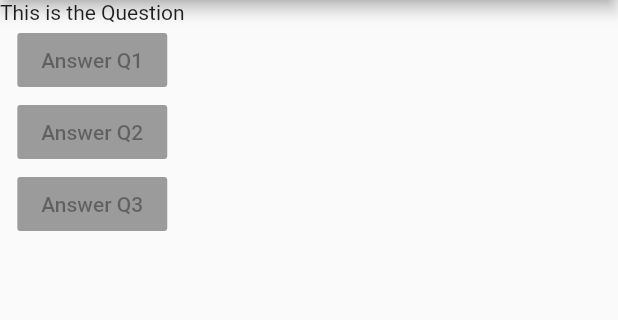
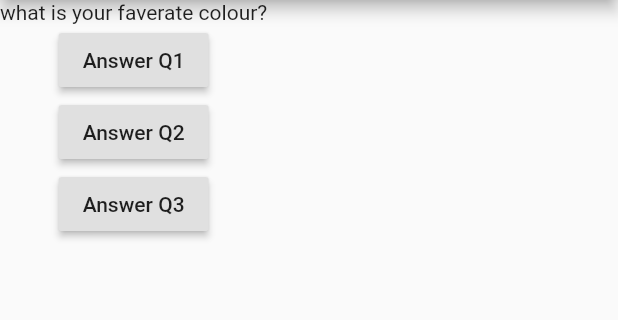
Before and after one commit to sid124557/flutter, a Flutter app: the screen it shows after launch, on a phone screen of 412 x 824 dp, the part 84-404 px from its top. Run offline on Flutter 3.47's test engine with Material 2 defaults, Android fonts, the phone set to English and light mode, and no system bars.

```diff
--- a/lib/main.dart
+++ b/lib/main.dart
@@ -2,20 +2,37 @@ import 'package:flutter/material.dart';
 
 void main(){
     runApp( Myapp());
-    var Questions=["what is your faverate colour?","what is your faverate animal?"];
     }
 
-class Myapp extends StatelessWidget {
+class Myapp extends StatefulWidget {
   @override
+  State<StatefulWidget> createState(){
+    return MyappState();
+  }
+}
+class MyappState extends State<Myapp> {
+  var questionIndex=0;
+  void answerQuestion(){
+    setState(()=>{
+          questionIndex=questionIndex+1
+    });
+
+    print(questionIndex);
+    print("quesion answered");
+  }
+
+  @override
+  // ignore: override_on_non_overriding_field
+  var Questions =["what is your faverate colour?","what is your faverate animal?"];
   Widget build(BuildContext context) {
     return MaterialApp(home: Scaffold(
       appBar: AppBar(title:Text('My first app'),),
       body: Column
       (children:[
-        Text('This is the Question'),
-        RaisedButton(child: Text('Answer Q1'),onPressed: null),
-        RaisedButton(child: Text('Answer Q2'),onPressed: null),
-        RaisedButton(child: Text('Answer Q3'),onPressed: null),
+        Text(Questions[questionIndex]),
+        RaisedButton(child: Text('Answer Q1'),onPressed: answerQuestion),
+        RaisedButton(child: Text('Answer Q2'),onPressed: answerQuestion),
+        RaisedButton(child: Text('Answer Q3'),onPressed: answerQuestion),
       ],) ,
     ),);
   }
```
